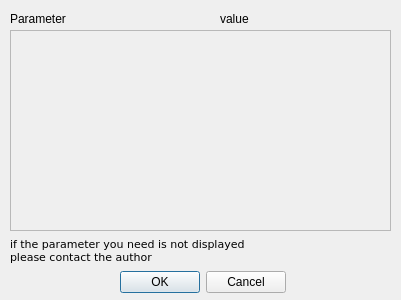
First picture: the form in param.ui, repository Ol333/dipl, before the edit.
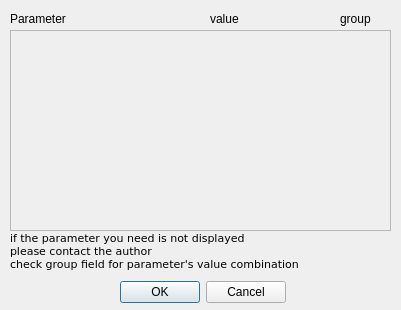
Second picture: the form after the edit.

Commit message: automated enumeration of parameters

Patch:
```diff
--- a/param.ui
+++ b/param.ui
@@ -7,7 +7,7 @@
     <x>0</x>
     <y>0</y>
     <width>401</width>
-    <height>300</height>
+    <height>310</height>
    </rect>
   </property>
   <property name="windowTitle">
@@ -52,7 +52,7 @@
   <widget class="QLabel" name="label_2">
    <property name="geometry">
     <rect>
-     <x>220</x>
+     <x>210</x>
      <y>10</y>
      <width>64</width>
      <height>17</height>
@@ -66,7 +66,7 @@
    <property name="geometry">
     <rect>
      <x>120</x>
-     <y>270</y>
+     <y>280</y>
      <width>166</width>
      <height>25</height>
     </rect>
@@ -92,7 +92,21 @@
    </property>
    <property name="text">
     <string>if the parameter you need is not displayed 
-please contact the author</string>
+please contact the author
+check group field for parameter's value combination</string>
+   </property>
+  </widget>
+  <widget class="QLabel" name="label_7">
+   <property name="geometry">
+    <rect>
+     <x>340</x>
+     <y>10</y>
+     <width>41</width>
+     <height>17</height>
+    </rect>
+   </property>
+   <property name="text">
+    <string>group</string>
    </property>
   </widget>
  </widget>
```
The commit also changes 4 other files.
